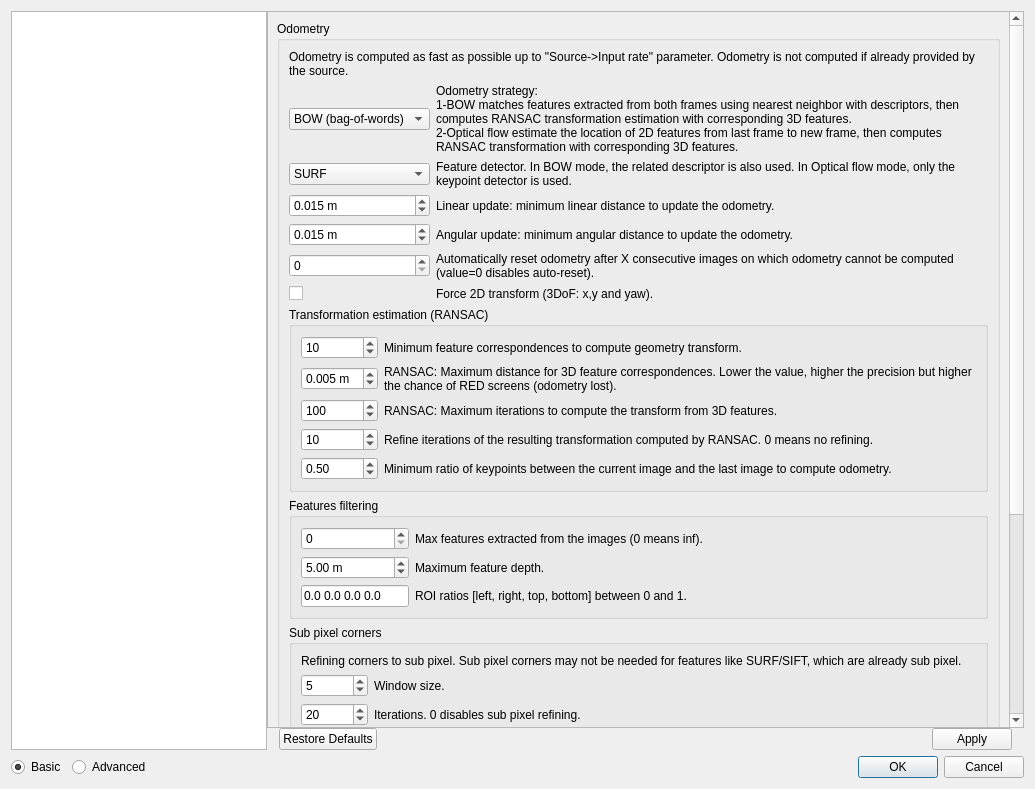
Old version of the form guilib/src/ui/preferencesDialog.ui in the repository introlab/rtabmap.
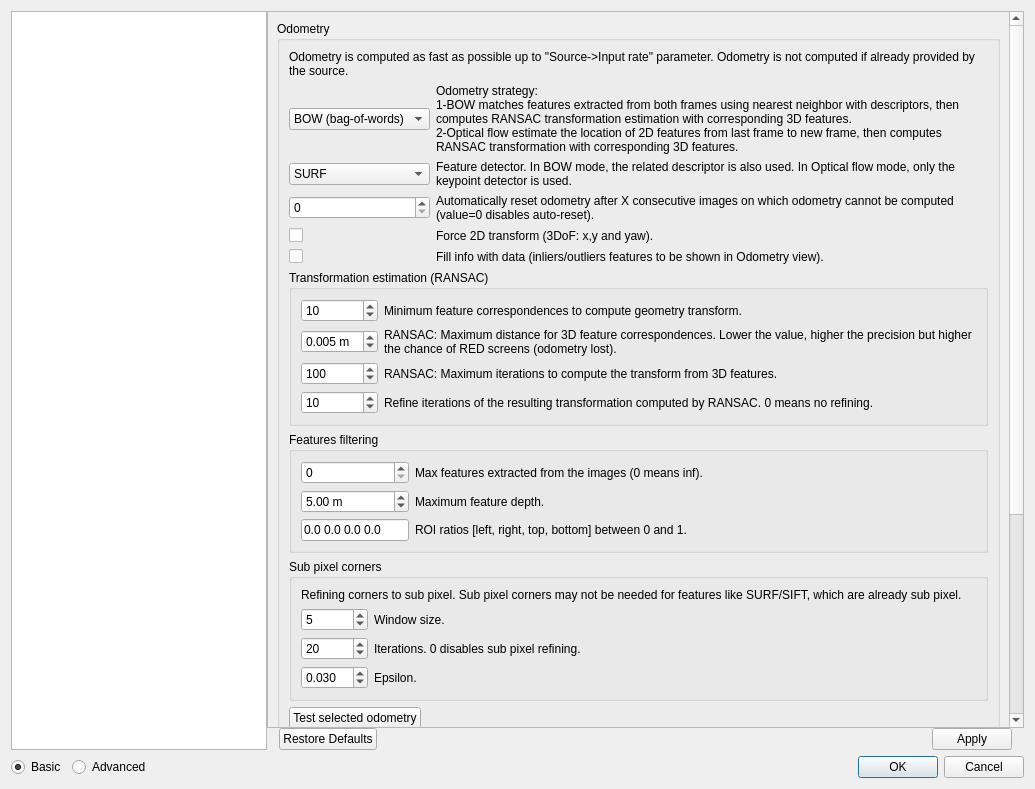
New version of the form. The open tabs and pages were chosen to show the change. Icons and pictures are not drawn. Custom widgets are drawn as their Qt base class.

Commit message: rtabmap: -Fixed map id not incremented on Odometry reset (identity transform was missed) -Keeping maximum odometry variance between two loop closure updates Odometry: -removed parameters Odom/FeaturesRatio, Odom/LinearUpdate, Odom/AngularUpdate -added parameter Odom/FillInfoData -expended OdometryInfo class with features stuff Gui: -show inliers/outliers features in Odometry view

Diff of the .ui file:
```diff
--- a/guilib/src/ui/preferencesDialog.ui
+++ b/guilib/src/ui/preferencesDialog.ui
@@ -63,9 +63,9 @@
           <property name="geometry">
            <rect>
             <x>0</x>
-            <y>-305</y>
+            <y>0</y>
             <width>744</width>
-            <height>1252</height>
+            <height>1056</height>
            </rect>
           </property>
           <layout class="QVBoxLayout" name="verticalLayout_16">
@@ -6261,7 +6261,7 @@
                     </item>
                     <item>
                      <layout class="QGridLayout" name="gridLayout_27" columnstretch="0,0">
-                      <item row="4" column="1">
+                      <item row="2" column="1">
                        <widget class="QLabel" name="label_47">
                         <property name="text">
                          <string>Automatically reset odometry after X consecutive images on which odometry cannot be computed (value=0 disables auto-reset).</string>
@@ -6288,55 +6288,13 @@
                         </item>
                        </widget>
                       </item>
-                      <item row="3" column="1">
-                       <widget class="QLabel" name="label_46">
-                        <property name="text">
-                         <string>Angular update: minimum angular distance to update the odometry.</string>
-                        </property>
-                        <property name="wordWrap">
-                         <bool>true</bool>
-                        </property>
-                       </widget>
-                      </item>
-                      <item row="3" column="0">
-                       <widget class="QDoubleSpinBox" name="odom_angularUpdate">
-                        <property name="suffix">
-                         <string> m</string>
-                        </property>
-                        <property name="decimals">
-                         <number>3</number>
-                        </property>
-                        <property name="singleStep">
-                         <double>0.100000000000000</double>
-                        </property>
-                        <property name="value">
-                         <double>0.015000000000000</double>
-                        </property>
-                       </widget>
-                      </item>
-                      <item row="4" column="0">
+                      <item row="2" column="0">
                        <widget class="QSpinBox" name="odom_countdown">
                         <property name="maximum">
                          <number>999999</number>
                         </property>
                        </widget>
                       </item>
-                      <item row="2" column="0">
-                       <widget class="QDoubleSpinBox" name="odom_linearUpdate">
-                        <property name="suffix">
-                         <string> m</string>
-                        </property>
-                        <property name="decimals">
-                         <number>3</number>
-                        </property>
-                        <property name="singleStep">
-                         <double>0.100000000000000</double>
-                        </property>
-                        <property name="value">
-                         <double>0.015000000000000</double>
-                        </property>
-                       </widget>
-                      </item>
                       <item row="1" column="0">
                        <widget class="QComboBox" name="odom_type">
                         <property name="sizeAdjustPolicy">
@@ -6384,16 +6342,6 @@
                         </item>
                        </widget>
                       </item>
-                      <item row="2" column="1">
-                       <widget class="QLabel" name="label_45">
-                        <property name="text">
-                         <string>Linear update: minimum linear distance to update the odometry.</string>
-                        </property>
-                        <property name="wordWrap">
-                         <bool>true</bool>
-                        </property>
-                       </widget>
-                      </item>
                       <item row="1" column="1">
                        <widget class="QLabel" name="label_44">
                         <property name="text">
@@ -6416,14 +6364,14 @@
                         </property>
                        </widget>
                       </item>
-                      <item row="5" column="0">
+                      <item row="3" column="0">
                        <widget class="QCheckBox" name="odom_force2D">
                         <property name="text">
                          <string/>
                         </property>
                        </widget>
                       </item>
-                      <item row="5" column="1">
+                      <item row="3" column="1">
                        <widget class="QLabel" name="label_196">
                         <property name="text">
                          <string>Force 2D transform (3DoF: x,y and yaw).</string>
@@ -6433,6 +6381,23 @@
                         </property>
                        </widget>
                       </item>
+                      <item row="4" column="1">
+                       <widget class="QLabel" name="label_221">
+                        <property name="text">
+                         <string>Fill info with data (inliers/outliers features to be shown in Odometry view).</string>
+                        </property>
+                        <property name="wordWrap">
+                         <bool>true</bool>
+                        </property>
+                       </widget>
+                      </item>
+                      <item row="4" column="0">
+                       <widget class="QCheckBox" name="odom_fillInfoData">
+                        <property name="text">
+                         <string/>
+                        </property>
+                       </widget>
+                      </item>
                      </layout>
                     </item>
                     <item>
@@ -6545,38 +6510,6 @@
                          </property>
                         </widget>
                        </item>
-                       <item row="4" column="0">
-                        <widget class="QDoubleSpinBox" name="odom_ratio">
-                         <property name="suffix">
-                          <string/>
-                         </property>
-                         <property name="decimals">
-                          <number>2</number>
-                         </property>
-                         <property name="minimum">
-                          <double>0.000000000000000</double>
-                         </property>
-                         <property name="maximum">
-                          <double>1.000000000000000</double>
-                         </property>
-                         <property name="singleStep">
-                          <double>0.010000000000000</double>
-                         </property>
-                         <property name="value">
-                          <double>0.500000000000000</double>
-                         </property>
-                        </widget>
-                       </item>
-                       <item row="4" column="1">
-                        <widget class="QLabel" name="label_90">
-                         <property name="text">
-                          <string>Minimum ratio of keypoints between the current image and the last image to compute odometry.</string>
-                         </property>
-                         <property name="wordWrap">
-                          <bool>true</bool>
-                         </property>
-                        </widget>
-                       </item>
                       </layout>
                      </widget>
                     </item>
```
Left out of the diff: 2 changed lines with no effect on the pictures. The commit also changes 16 other files.
